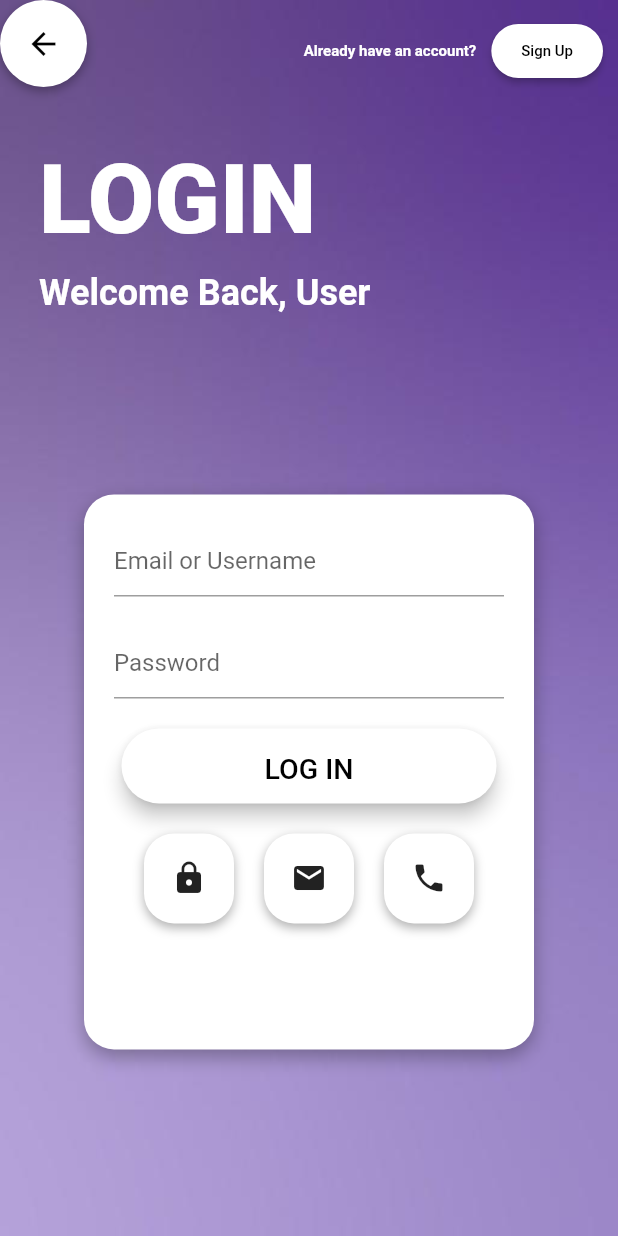
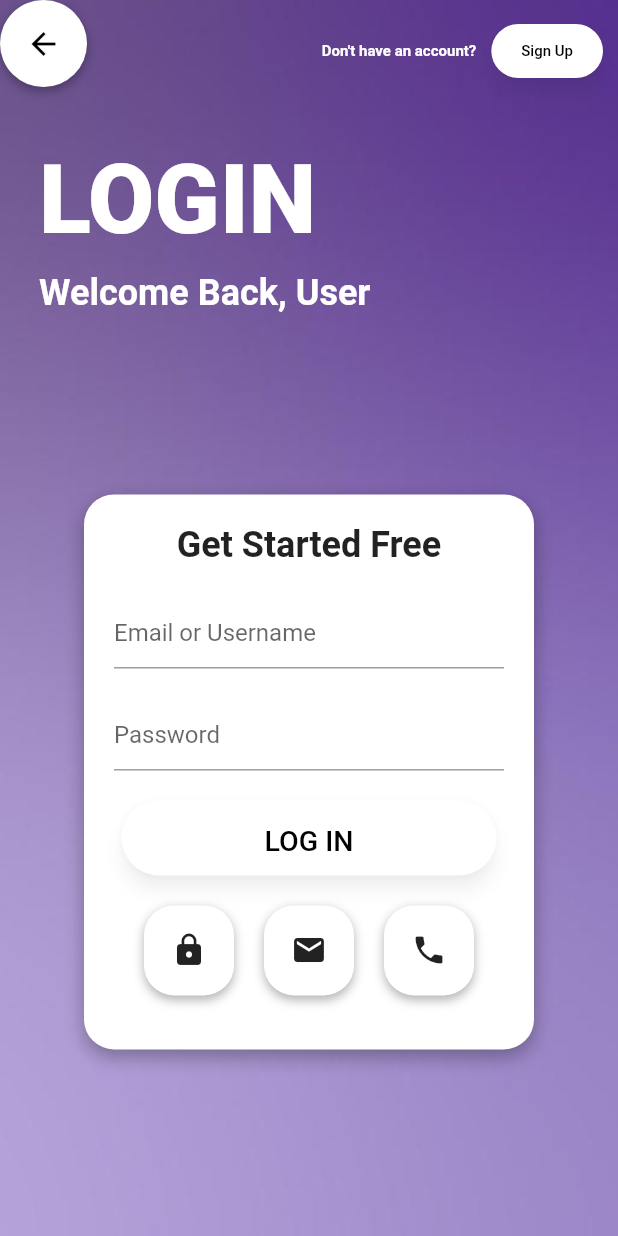
Before and after one commit to rudranil723/glitch, a Flutter app: the LoginScreen screen opened directly, on a phone screen of 412 x 824 dp. Run offline on Flutter 3.47's test engine with Material 2 defaults, Android fonts, the phone set to English and light mode, and no system bars; Roboto replaces fonts that are missing (SF Pro).

Commit message:
one small change

```diff
--- a/lib/screens/login_screen.dart
+++ b/lib/screens/login_screen.dart
@@ -99,6 +99,14 @@ class LoginScreen extends StatelessWidget {
                 ),
                 child: Column(
                   children: [
+                    Text(
+                      'Get Started Free',
+                      style: TextStyle(
+                        fontSize: 24.0,
+                        fontWeight: FontWeight.bold,
+                      ),
+                    ),
+                    SizedBox(height: 20.0), // Add spacing
                     // Email/Username Input
                     TextFormField(
                       decoration: InputDecoration(
@@ -130,6 +138,7 @@ class LoginScreen extends StatelessWidget {
                           ),
                           padding: EdgeInsets.all(16.0),
                           elevation: 5.0,
+                          shadowColor: Colors.black.withOpacity(0.3),
                         ),
                         child: Text(
                           'LOG IN',
@@ -221,7 +230,7 @@ class LoginScreen extends StatelessWidget {
             child: Row(
               children: [
                 Text(
-                  'Already have an account?',
+                  "Don't have an account?",
                   style: TextStyle(
                     fontSize: 10.0,
                     fontWeight: FontWeight.bold,
@@ -247,6 +256,8 @@ class LoginScreen extends StatelessWidget {
                       vertical: 10.0,
                       horizontal: 20.0,
                     ),
+                    elevation: 5.0,
+                    shadowColor: Colors.black.withOpacity(0.3),
                   ),
                   child: Text(
                     'Sign Up',
```
